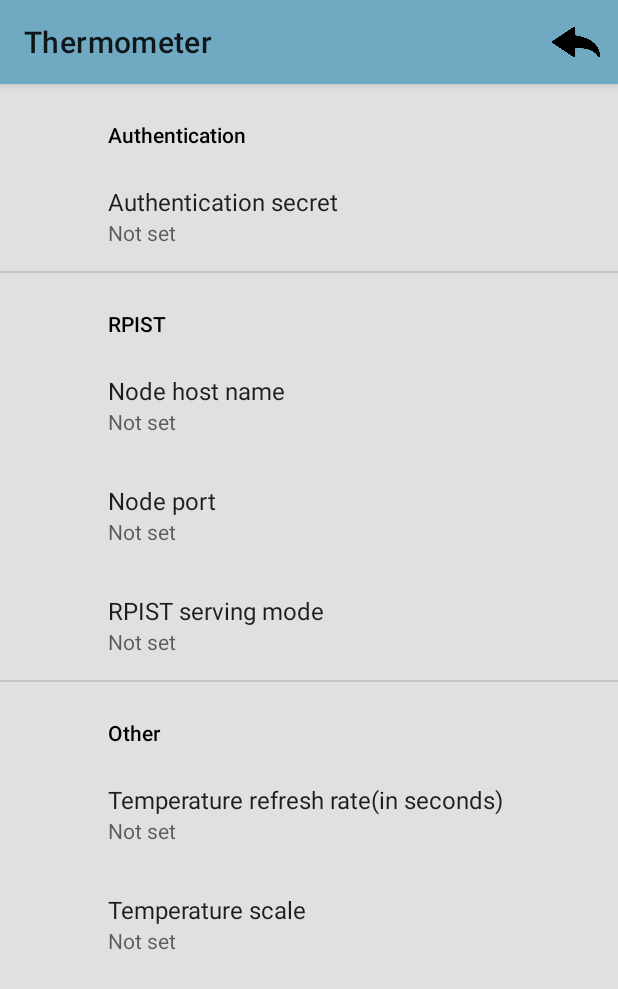
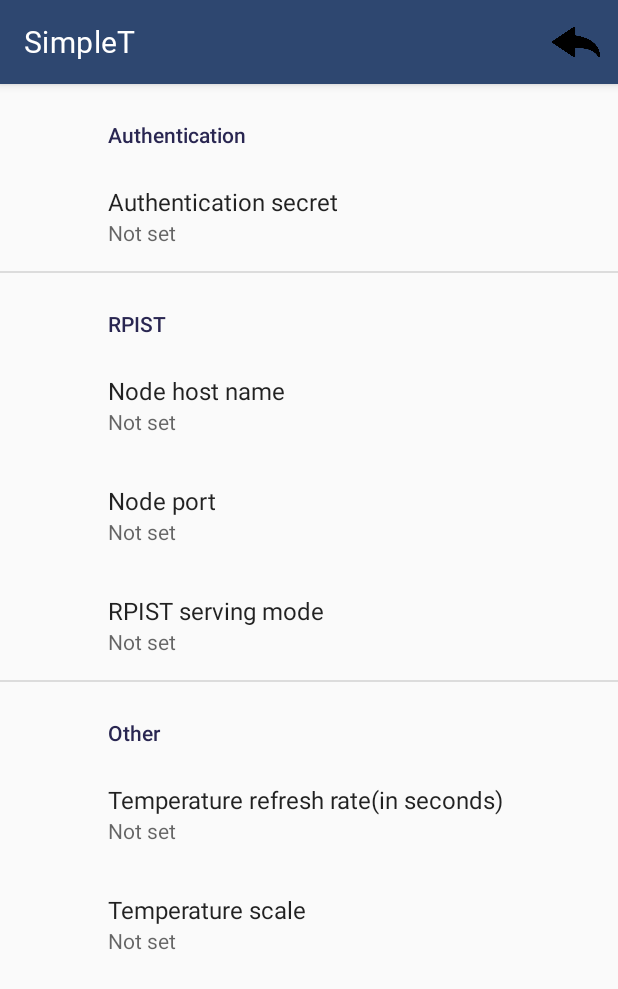
Before and after one commit to kingcobra2468/SimpleT, an Android app: the SettingsActivity screen opened directly, with no data from a screen before it, on a phone screen of 412 x 824 dp. Shown: the top 989 px of the screen. Run offline under Robolectric (Android 15) with nearby library versions, the phone set to English and light mode, and no system bars; our stand-ins replace androidx.preference; network calls fail.

Commit message:
cleaned up old layout and changed color scheme palette

```diff
--- a/app/src/main/java/com/github/simplet/activities/MainActivity.java
+++ b/app/src/main/java/com/github/simplet/activities/MainActivity.java
@@ -57,7 +57,6 @@ public class MainActivity extends AppCompatActivity implements SharedPreferences
         preferences.registerOnSharedPreferenceChangeListener(this);
 
         Toolbar myToolbar = findViewById(com.github.simplet.R.id.my_toolbar);
-        myToolbar.setBackgroundColor(getResources().getColor(R.color.colorPrimary));
         setSupportActionBar(myToolbar);
 
         recyclerView = findViewById(R.id.rpist_recycle_view);
--- a/app/src/main/res/layout/activity_settings.xml
+++ b/app/src/main/res/layout/activity_settings.xml
@@ -5,16 +5,15 @@
     android:layout_width="match_parent"
     android:layout_height="match_parent"
     android:orientation="vertical"
-    tools:context=".activities.SettingsActivity">
+    tools:context=".activities.SettingsActivity"
+    android:theme="@style/Theme.App">
 
     <com.google.android.material.appbar.MaterialToolbar
         android:id="@+id/toolbar"
         android:layout_width="match_parent"
         android:layout_height="?attr/actionBarSize"
-        android:background="?attr/colorPrimary"
         android:elevation="4dp"
-        android:theme="@style/ThemeOverlay.AppCompat.ActionBar"
-        app:popupTheme="@style/ThemeOverlay.AppCompat.Light"/>
+        style="@style/Widget.App.Toolbar"/>
 
     <androidx.fragment.app.FragmentContainerView
         android:id="@+id/settings_container"
--- a/app/src/main/res/layout/fragment_rpist_card.xml
+++ b/app/src/main/res/layout/fragment_rpist_card.xml
@@ -13,8 +13,7 @@
         android:layout_margin="8dp"
         app:cardCornerRadius="6dp"
         app:cardElevation="10dp"
-        app:cardPreventCornerOverlap="false"
-        style="@style/Widget.App.CardView">
+        app:cardPreventCornerOverlap="false">
 
         <LinearLayout
             android:layout_width="match_parent"
--- a/app/src/main/res/values/colors.xml
+++ b/app/src/main/res/values/colors.xml
@@ -1,8 +1,9 @@
 <?xml version="1.0" encoding="utf-8"?>
 <resources>
-    <color name="colorPrimary">#70a9c2</color>
-    <color name="colorPrimaryDark">#000000</color>
-    <color name="black">#000000</color>
-    <color name="colorAccent">#000000</color>
-    <color name="background_material_light">#e0e0e0</color>
+    <color name="dark_purple">#200D3A</color>
+    <color name="space_cadet">#292651</color>
+    <color name="police_blue">#2E4770</color>
+    <color name="cinnamon_satin">#CE5E82</color>
+    <color name="tumbleweed">#ECA089</color>
+    <color name="desert_sand">#ECC6A2</color>
 </resources>
--- a/app/src/main/res/values/intergers.xml
+++ b/app/src/main/res/values/intergers.xml
@@ -1,7 +1,3 @@
 <?xml version="1.0" encoding="utf-8"?>
 <resources>
-
-    <integer name="refresh">5</integer>
-
-
 </resources>
--- a/app/src/main/res/values/strings.xml
+++ b/app/src/main/res/values/strings.xml
@@ -1,9 +1,5 @@
 <resources>
-    <string name="app_name">Thermometer</string>
-    <string name="username"></string>
-    <string name="password"></string>
-    <string name="api_url"></string>
-    <string name="rasp_pi_hash"></string>
+    <string name="app_name">SimpleT</string>
     <string name="unit">Fahrenheit</string>
     <string name="api_mode">Public</string>
     <string-array name="scales">
--- a/app/src/main/res/values/styles.xml
+++ b/app/src/main/res/values/styles.xml
@@ -1,22 +1,30 @@
 <resources>
     <style name="Theme.App" parent="Theme.MaterialComponents.DayNight.NoActionBar">
-        <item name="colorPrimary">@color/colorPrimary</item>
-        <item name="colorPrimaryDark">@color/colorPrimaryDark</item>
-        <item name="android:statusBarColor">@color/black</item>
-        <item name="colorAccent">@color/colorAccent</item>
+        <item name="colorPrimary">@color/police_blue</item>
+        <item name="android:statusBarColor">@color/police_blue</item>
+        <item name="colorAccent">@color/space_cadet</item>
         <item name="android:colorBackground">@color/background_material_light</item>
-        <item name="android:fontFamily">monospace</item>
+        <item name="fontFamily">@font/rubik</item>
         <item name="materialCardViewStyle">@style/Widget.App.CardView</item>
+        <item name="toolbarStyle">@style/Widget.App.Toolbar</item>
     </style>
 
     <style name="Widget.App.CardView" parent="Widget.MaterialComponents.CardView">
         <item name="materialThemeOverlay">@style/ThemeOverlay.App.Card</item>
-        <item name="backgroundColor">@color/colorPrimary</item>
-
+        <item name="cardBackgroundColor">@color/desert_sand</item>
+        <item name="cardElevation">2dp</item>
     </style>
 
     <style name="ThemeOverlay.App.Card" parent="">
-        <item name="colorPrimary">@color/colorPrimary</item>
+        <item name="colorPrimary">@color/desert_sand</item>
+    </style>
+
+    <style name="Widget.App.Toolbar" parent="Widget.MaterialComponents.Toolbar.Primary">
+        <item name="materialThemeOverlay">@style/ThemeOverlay.App.Toolbar</item>
+    </style>
+
+    <style name="ThemeOverlay.App.Toolbar" parent="">
+        <item name="colorPrimary">@color/police_blue</item>
     </style>
 
 </resources>
```
Also changed, not shown: app/src/main/res/layout/activity_main.xml (+4 -5 lines).
